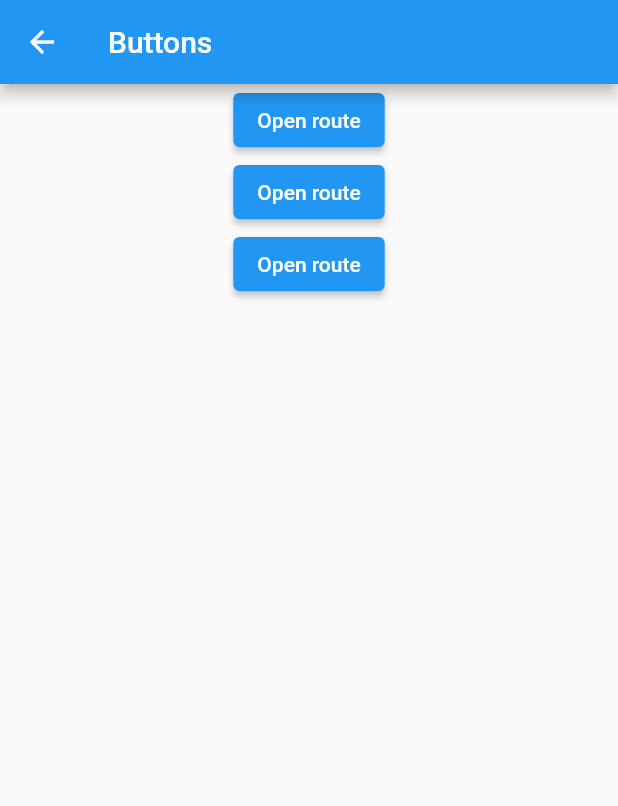
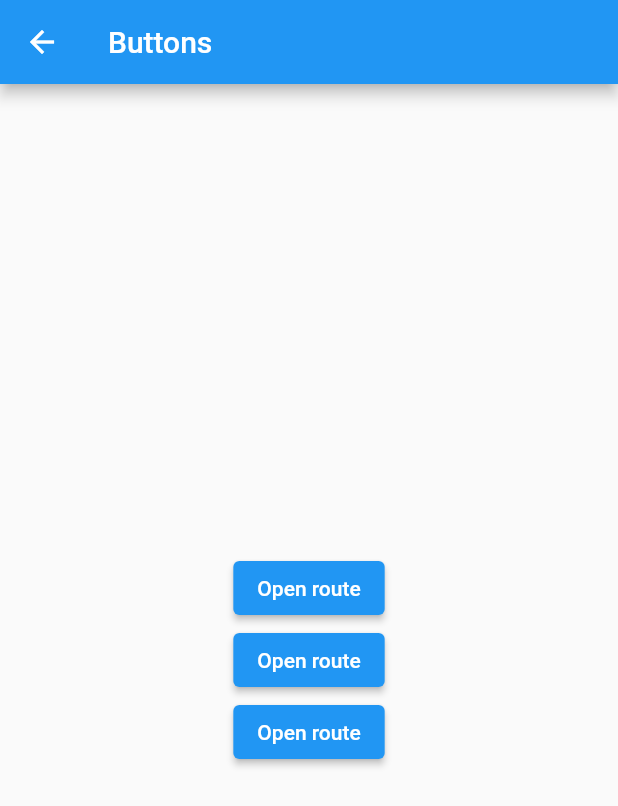
Before and after one commit to overdoz/gaze_and_touch, a Flutter app: the ButtonsScreen screen opened directly, after a tap on "Open route", on a phone screen of 412 x 824 dp. Shown: the top 806 px of the screen. Run offline on Flutter 3.47's test engine with Material 2 defaults, Android fonts, the phone set to English and light mode, and no system bars; missing offline and left inert: dart:ffi.

Commit message:
determine widget position before render

```diff
--- a/lib/screens/buttons.dart
+++ b/lib/screens/buttons.dart
@@ -1,63 +1,79 @@
 import 'package:flutter/material.dart';
+import 'package:gazeAndTouch/utils/widgetDetails.dart';
 
-class ButtonsScreen extends StatelessWidget {
-  GlobalKey key1 = GlobalKey();
-  GlobalKey key2 = GlobalKey();
-  GlobalKey key3 = GlobalKey();
+
+class ButtonsScreen extends StatefulWidget {
+  ButtonsScreen({Key key, this.title}) : super(key: key);
+
+  final String title;
+
+  @override
+  _ButtonsScreenState createState() => _ButtonsScreenState();
+}
+
+class _ButtonsScreenState extends State<ButtonsScreen> {
+  final GlobalKey key1 = GlobalKey();
+  final GlobalKey key2 = GlobalKey();
+  final GlobalKey key3 = GlobalKey();
+  final GlobalKey backButtonKey = GlobalKey();
+
+  var backButtonPosition;
+  var backButtonSize;
+
+  @override
+  void initState() {
+    super.initState();
+    WidgetsBinding.instance.addPostFrameCallback((timeStamp) {
+      backButtonPosition = getWidgetPosition(backButtonKey);
+      backButtonSize = getWidgetSize(backButtonKey);
+      print(getWidgetPosition(backButtonKey));
+    });
+  }
 
   @override
   Widget build(BuildContext context) {
-    return Scaffold(
+    return WillPopScope(
+      onWillPop: () async => false,
+      child: Scaffold(
         appBar: AppBar(
           title: Text('Buttons'),
+          leading: IconButton(
+            key: backButtonKey,
+            icon: Icon(Icons.arrow_back),
+            onPressed: () {
+              print(getWidgetPosition(backButtonKey));
+              print(getWidgetSize(backButtonKey));
+              Navigator.of(context).pop();
+            },
+          ),
         ),
         body: Center(
             child: Column(
+          mainAxisAlignment: MainAxisAlignment.center,
           children: [
             ElevatedButton(
               child: Text('Open route'),
               key: key1,
               onPressed: () {
-              // Navigator.pop(context);
-              final RenderBox renderBoxRed =
-                  key1.currentContext.findRenderObject();
-              final sizeRed = renderBoxRed.size;
-              Offset position = renderBoxRed
-                  .localToGlobal(Offset.zero); //this is global position
-              // double y = position.dy;
+                var position = getWidgetPosition(key1);
+                var size = getWidgetSize(key1);
                 print(position);
+                print(size);
               },
             ),
             ElevatedButton(
               child: Text('Open route'),
               key: key2,
-            onPressed: () {
-              // Navigator.pop(context);
-              final RenderBox renderBoxRed =
-                  key2.currentContext.findRenderObject();
-              final sizeRed = renderBoxRed.size;
-              Offset position = renderBoxRed
-                  .localToGlobal(Offset.zero); //this is global position
-              // double y = position.dy;
-              print(position);
-            },
+              onPressed: () {},
             ),
             ElevatedButton(
               child: Text('Open route'),
               key: key3,
-            onPressed: () {
-              // Navigator.pop(context);
-              final RenderBox renderBoxRed =
-                  key3.currentContext.findRenderObject();
-              final sizeRed = renderBoxRed.size;
-              Offset position = renderBoxRed
-                  .localToGlobal(Offset.zero); //this is global position
-              // double y = position.dy;
-              print(position);
-            },
+              onPressed: () {},
             ),
           ],
         )),
+      ),
     );
   }
 }
```
Lines whose indentation alone changed are shown as unchanged.
